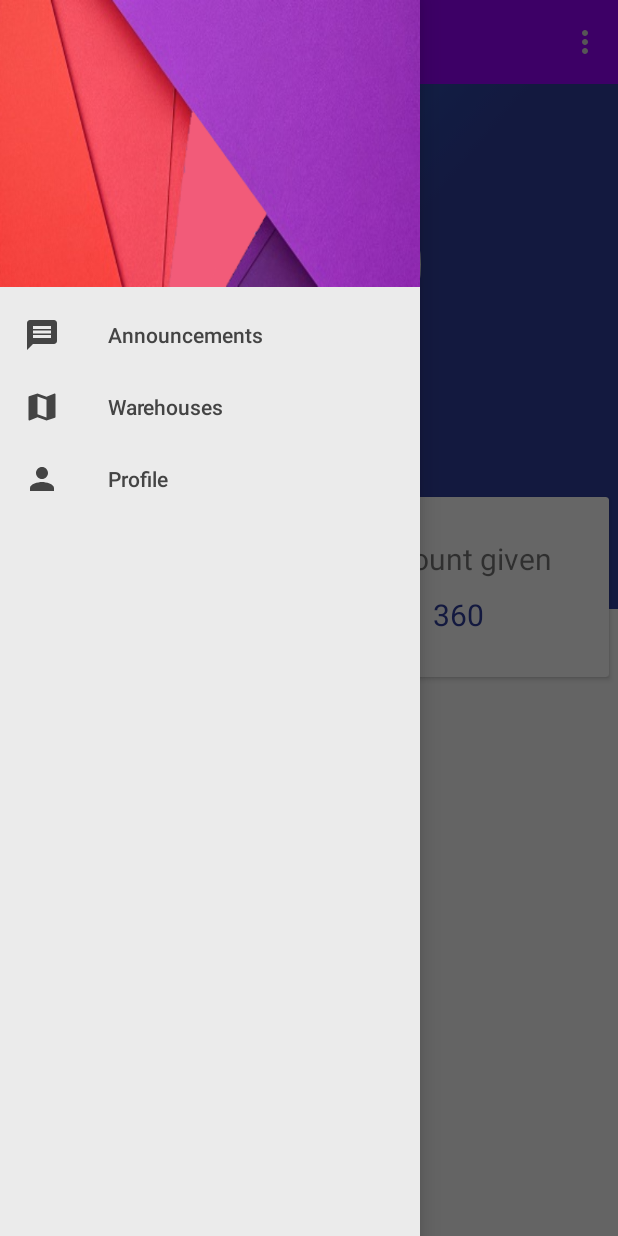
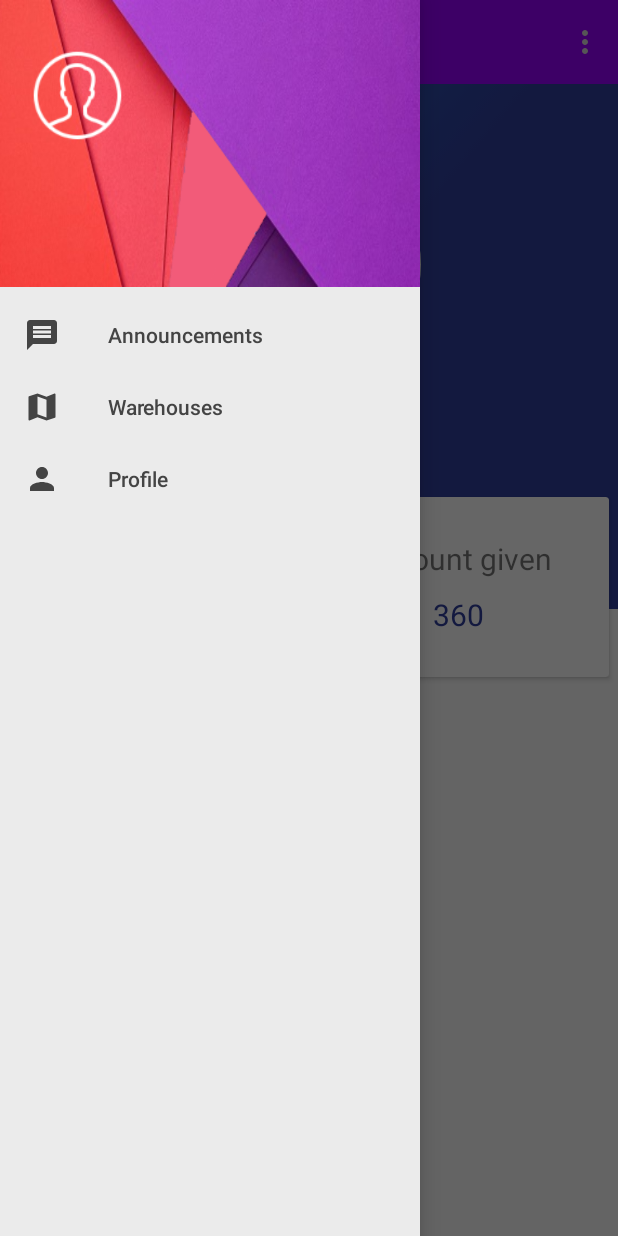
Before and after one commit to marti1999/ProjecteFinalDAM-AndroidAdminApp, an Android app: the fragment profileFragment placed in its activity, with the side drawer open, on a phone screen of 412 x 824 dp. Run offline under Robolectric (Android 15) with nearby library versions, the phone set to English and light mode, and no system bars; our stand-ins replace ButterKnife, CircleImageView, Firebase (no records; nobody signed in at launch, a user with empty details on screens opened directly); libraries missing offline, so code that uses them is left out: com.daimajia.androidanimations; pictures from the network do not load; 2 statements that could not run were skipped.

Commit message:
la profile picture del navigation view ja l'agafa d'internet. En el perfil d'usuari ara, en comptes d'internet, l'agafa de l'arxiu local ja prèviament creat al crear el navigation view. Al canviar la profile picture s'actualitza als dos llocs

```diff
--- a/app/src/main/java/com/example/marti/projecte_uf1/AppActivity.java
+++ b/app/src/main/java/com/example/marti/projecte_uf1/AppActivity.java
@@ -4,6 +4,8 @@ import android.app.AlertDialog;
 import android.content.DialogInterface;
 import android.content.Intent;
 import android.content.SharedPreferences;
+import android.graphics.Bitmap;
+import android.graphics.BitmapFactory;
 import android.os.Bundle;
 import android.os.Handler;
 import android.support.annotation.NonNull;
@@ -17,9 +19,12 @@ import android.support.v7.widget.Toolbar;
 import android.view.Menu;
 import android.view.MenuItem;
 import android.view.WindowManager;
+import android.widget.ImageView;
 import android.widget.TextView;
 import android.widget.Toast;
 
+import com.daimajia.androidanimations.library.Techniques;
+import com.daimajia.androidanimations.library.YoYo;
 import com.example.marti.projecte_uf1.DonorFragments.RewardsFragment;
 import com.example.marti.projecte_uf1.model.Donor;
 import com.example.marti.projecte_uf1.model.Requestor;
@@ -28,6 +33,14 @@ import com.example.marti.projecte_uf1.mutualFragments.fragmentMap;
 import com.example.marti.projecte_uf1.mutualFragments.profileFragment;
 import com.example.marti.projecte_uf1.utils.PrefsFileKeys;
 import com.example.marti.projecte_uf1.utils.asyncTask;
+import com.google.android.gms.tasks.OnFailureListener;
+import com.google.android.gms.tasks.OnSuccessListener;
+import com.google.firebase.storage.FileDownloadTask;
+import com.google.firebase.storage.FirebaseStorage;
+import com.google.firebase.storage.StorageReference;
+
+import java.io.File;
+import java.io.IOException;
 
 import butterknife.ButterKnife;
 
@@ -39,10 +52,10 @@ public class AppActivity extends AppCompatActivity {
     private NavigationView navView;
     private int backButtonCount;
     boolean doubleBackToExitPressedOnce = false;
-
+    public File imageFile;
     private String sharedPrefFile = "prefsFile";
     private SharedPreferences prefs;
-
+    private StorageReference mStorageRef;
     public Donor currentDonor;
     public Requestor currentRequestor;
 
@@ -67,6 +80,7 @@ public class AppActivity extends AppCompatActivity {
 
         prefs = getSharedPreferences(sharedPrefFile, MODE_PRIVATE);
         prefsEditor = prefs.edit();
+        mStorageRef = FirebaseStorage.getInstance().getReference();
 
 
         mTopToolbar = (Toolbar) findViewById(R.id.my_toolbar);
@@ -172,10 +186,61 @@ public class AppActivity extends AppCompatActivity {
         tvName.setText(userEmail);
         tvEmail.setText(userType);
 
-        asyncTask asyncTk = new asyncTask(AppActivity.this); //TODO: canviar per aconseguir la foto necessaria;
-        asyncTk.execute();
+
+        try {
+            downloadProfilePicture();
+        } catch (IOException e) {
+            e.printStackTrace();
+        }
+//        asyncTask asyncTk = new asyncTask(AppActivity.this); //TODO: canviar per aconseguir la foto necessaria;
+//        asyncTk.execute();
 
         return true;
+    }
+
+    public void downloadProfilePicture() throws IOException {
+        String fileName = prefs.getString(PrefsFileKeys.LAST_LOGIN_TYPE, "") + prefs.getString(PrefsFileKeys.LAST_LOGIN_ID, "");
+        StorageReference ref = mStorageRef.child(fileName);
+        imageFile = File.createTempFile("images", "jpg");
+
+        ref.getFile(imageFile)
+                .addOnSuccessListener(new OnSuccessListener<FileDownloadTask.TaskSnapshot>() {
+                    @Override
+                    public void onSuccess(FileDownloadTask.TaskSnapshot taskSnapshot) {
+                        changePictureWithAbsolutePath(imageFile);
+                    }
+                })
+                .addOnFailureListener(new OnFailureListener() {
+                    @Override
+                    public void onFailure(@NonNull Exception exception) {
+                        //de.hdodenhof.circleimageview.CircleImageView image;
+                        de.hdodenhof.circleimageview.CircleImageView image = findViewById(R.id.profilePicture);
+                        image.setImageResource(R.drawable.male);
+                        imageFile = null;
+                    }
+                });
+    }
+
+    private void changePictureWithAbsolutePath(File imageFile) {
+        Bitmap myBitmap = BitmapFactory.decodeFile(imageFile.getAbsolutePath());
+
+//        YoYo.with(Techniques.FadeOut)
+//                .duration(2000)
+//                .playOn(image);
+
+
+
+
+        de.hdodenhof.circleimageview.CircleImageView image = findViewById(R.id.profilePicture);
+
+        image.setImageBitmap(myBitmap);
+        YoYo.with(Techniques.FadeIn)
+                .duration(1500)
+                .playOn(image);
+    }
+
+    public File getProfilePicture(){
+        return imageFile;
     }
 
     @Override
--- a/app/src/main/java/com/example/marti/projecte_uf1/mutualFragments/profileFragment.java
+++ b/app/src/main/java/com/example/marti/projecte_uf1/mutualFragments/profileFragment.java
@@ -21,6 +21,7 @@ import android.widget.Toast;
 
 import com.daimajia.androidanimations.library.Techniques;
 import com.daimajia.androidanimations.library.YoYo;
+import com.example.marti.projecte_uf1.AppActivity;
 import com.example.marti.projecte_uf1.MainActivity;
 import com.example.marti.projecte_uf1.R;
 import com.example.marti.projecte_uf1.interfaces.ApiMecAroundInterfaces;
@@ -195,11 +196,23 @@ public class profileFragment extends Fragment {
             fillRequestor();
         }
        // image.setImageResource(R.drawable.profilepicture);
-        try {
-            downloadProfilePicture();
-        } catch (IOException e) {
-            e.printStackTrace();
+        if (getActivity() instanceof AppActivity){
+        File picturePath =  ((AppActivity) getActivity()).getProfilePicture();
+        if (picturePath == null){
+            image.setImageResource(R.drawable.male);
+
+        } else {
+            changePictureWithAbsolutePath(picturePath);
         }
+        } else {
+            try {
+                downloadProfilePicture();
+            } catch (IOException e) {
+                e.printStackTrace();
+            }
+        }
+
+
 
 
         return view;
@@ -248,6 +261,11 @@ public class profileFragment extends Fragment {
             @Override
             public void onSuccess(UploadTask.TaskSnapshot taskSnapshot) {
                 Toast.makeText(getActivity(), "Profile picture succesfully uploaded", Toast.LENGTH_LONG).show();
+                try {
+                    ((AppActivity)getActivity()).downloadProfilePicture();
+                } catch (IOException e) {
+                    e.printStackTrace();
+                }
             }
         }).addOnFailureListener(new OnFailureListener() {
             @Override
@@ -286,18 +304,9 @@ public class profileFragment extends Fragment {
     private void changePictureWithAbsolutePath(File imageFile) {
         Bitmap myBitmap = BitmapFactory.decodeFile(imageFile.getAbsolutePath());
 
-//        YoYo.with(Techniques.FadeOut)
-//                .duration(2000)
-//                .playOn(image);
-
-
-
-
-
-
         image.setImageBitmap(myBitmap);
         YoYo.with(Techniques.FadeIn)
-                .duration(1500)
+                .duration(2000)
                 .playOn(image);
     }
 }
--- a/app/src/main/java/com/example/marti/projecte_uf1/remote/ApiUtils.java
+++ b/app/src/main/java/com/example/marti/projecte_uf1/remote/ApiUtils.java
@@ -7,7 +7,7 @@ public class ApiUtils {
 
     private ApiUtils() {}
 
-    public static final String BASE_URL = "https://192.168.56.1:44362//api/";
+    public static final String BASE_URL = "https:/192.168.0.50:45456/api/";
 
     public static ApiMecAroundInterfaces getAPIService() {
 
--- a/app/src/main/res/layout/header_navview.xml
+++ b/app/src/main/res/layout/header_navview.xml
@@ -8,19 +8,19 @@
     android:gravity="left"
     android:orientation="vertical">
 
-    <ImageView
+
+
+    <de.hdodenhof.circleimageview.CircleImageView xmlns:app="http://schemas.android.com/apk/res-auto"
         android:id="@+id/profilePicture"
-        android:layout_width="56dp"
-        android:layout_height="wrap_content"
-        android:layout_alignParentStart="true"
-        android:layout_alignParentTop="true"
-
+        android:layout_width="63dp"
+        android:layout_height="63dp"
         android:layout_gravity="left"
         android:layout_marginStart="20dp"
         android:layout_marginLeft="10dp"
         android:layout_marginTop="32dp"
-
-        style="@style/navigationViewImage" />
+        app:civ_border_color="@color/grisLight"
+        style="@style/navigationViewImage"
+        app:civ_border_width="0dp" />
 
     <TextView
         android:id="@+id/navview_name"
@@ -29,7 +29,7 @@
         android:layout_alignParentStart="true"
         android:layout_alignParentTop="true"
         android:layout_gravity="bottom"
-        android:layout_marginStart="20dp"
+        android:layout_marginStart="25dp"
         android:layout_marginLeft="10dp"
         android:layout_marginTop="117dp"
         android:layout_marginBottom="10dp"
@@ -44,7 +44,7 @@
         android:layout_alignParentStart="true"
         android:layout_alignParentTop="true"
         android:layout_gravity="bottom"
-        android:layout_marginStart="20dp"
+        android:layout_marginStart="25dp"
         android:layout_marginLeft="10dp"
         android:layout_marginTop="157dp"
         android:layout_marginBottom="10dp"
```
Also changed, not shown: 2807 other files.
